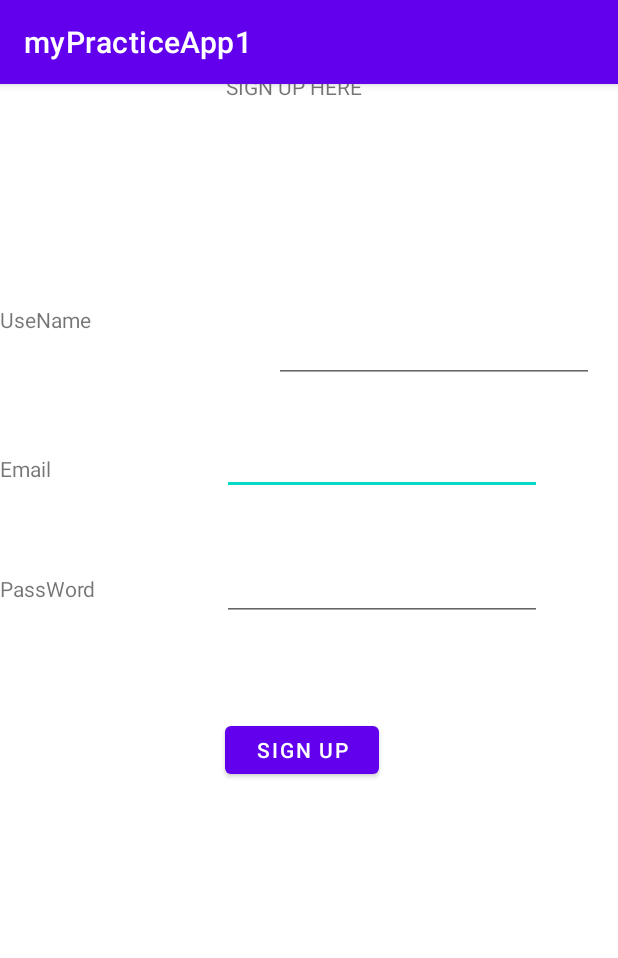
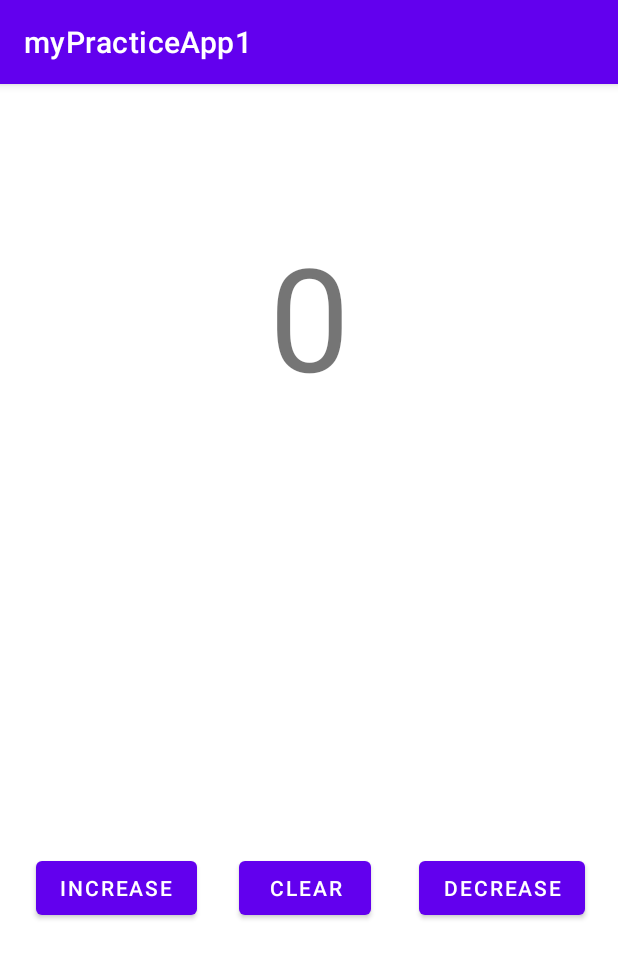
Before and after one commit to iqrasarwar/MobileComputingPractice, an Android app: the screen it shows after launch (MainActivity), on a phone screen of 412 x 824 dp. Shown: the top 958 px of the screen. Run offline under Robolectric (Android 15) with nearby library versions, the phone set to English and light mode, and no system bars; 1 statement that could not run was skipped.

Commit message:
counter app start

```diff
--- a/app/src/main/java/com/example/mypracticeapp1/MainActivity.java
+++ b/app/src/main/java/com/example/mypracticeapp1/MainActivity.java
@@ -19,8 +19,8 @@ public class MainActivity extends AppCompatActivity {
         super.onCreate(savedInstanceState);
         //setcontent view is used to load resources
 
-        setContentView(R.layout.activity_main);
-
+        //setContentView(R.layout.activity_main);
+        setContentView(R.layout.testlayout);
         //give button id to bind
         //if you miss the constraint the component will ove to the 0,0 location
         //give it the contraints from the design section
--- a/app/src/main/res/layout/activity_main.xml
+++ b/app/src/main/res/layout/activity_main.xml
@@ -5,7 +5,7 @@
     android:layout_width="match_parent"
     android:layout_height="match_parent"
     tools:context=".MainActivity">
-<!-- afaf: pakizgi
+    <!-- afaf: pakizgi
 ghana :
 
 ViewGroup-> 2 views -> button and ->textview
@@ -33,109 +33,72 @@ matchparent if both height and width are match parent it will occupy the whole s
         android:id="@+id/editTextTextEmailAddress2"
         android:layout_width="wrap_content"
         android:layout_height="wrap_content"
-        android:layout_marginStart="79dp"
-        android:layout_marginTop="1dp"
-        android:layout_marginEnd="16dp"
-        android:layout_marginBottom="19dp"
         android:ems="10"
         android:inputType="textEmailAddress"
-        app:layout_constraintBottom_toTopOf="@+id/editTextTextEmailAddress3"
-        app:layout_constraintEnd_toEndOf="parent"
-        app:layout_constraintStart_toEndOf="@+id/textView2"
-        app:layout_constraintTop_toBottomOf="@+id/editTextTextEmailAddress" />
+        tools:layout_editor_absoluteX="186dp"
+        tools:layout_editor_absoluteY="174dp" />
 
     <EditText
         android:id="@+id/editTextTextEmailAddress3"
         android:layout_width="wrap_content"
         android:layout_height="wrap_content"
-        android:layout_marginStart="49dp"
-        android:layout_marginTop="19dp"
-        android:layout_marginEnd="16dp"
-        android:layout_marginBottom="32dp"
         android:ems="10"
         android:inputType="textEmailAddress"
-        app:layout_constraintBottom_toTopOf="@+id/signup"
-        app:layout_constraintEnd_toEndOf="parent"
-        app:layout_constraintStart_toEndOf="@+id/textView3"
-        app:layout_constraintTop_toBottomOf="@+id/editTextTextEmailAddress2" />
+        tools:layout_editor_absoluteX="186dp"
+        tools:layout_editor_absoluteY="258dp" />
 
     <Button
         android:id="@+id/signup"
         android:layout_width="match_parent"
         android:layout_height="44dp"
-        android:layout_marginStart="150dp"
-        android:layout_marginTop="32dp"
-        android:layout_marginEnd="159dp"
-        android:layout_marginBottom="344dp"
         android:text="Sign Up"
-        app:layout_constraintBottom_toBottomOf="parent"
-        app:layout_constraintEnd_toEndOf="parent"
-        app:layout_constraintHorizontal_bias="0.0"
-        app:layout_constraintStart_toStartOf="parent"
-        app:layout_constraintTop_toBottomOf="@+id/editTextTextEmailAddress3"
-        app:layout_constraintVertical_bias="1.0" />
+        tools:layout_editor_absoluteX="150dp"
+        tools:layout_editor_absoluteY="366dp" />
 
     <EditText
         android:id="@+id/editTextTextEmailAddress"
         android:layout_width="wrap_content"
         android:layout_height="wrap_content"
-        android:layout_marginStart="53dp"
-        android:layout_marginTop="71dp"
-        android:layout_marginEnd="16dp"
-        android:layout_marginBottom="28dp"
+        android:layout_marginTop="48dp"
         android:ems="10"
         android:inputType="textEmailAddress"
-        app:layout_constraintBottom_toTopOf="@+id/editTextTextEmailAddress2"
-        app:layout_constraintEnd_toEndOf="parent"
-        app:layout_constraintHorizontal_bias="1.0"
-        app:layout_constraintStart_toEndOf="@+id/nameText"
-        app:layout_constraintTop_toBottomOf="@+id/textView4" />
+        app:layout_constraintTop_toBottomOf="@+id/textView4"
+        tools:layout_editor_absoluteX="186dp" />
+
+    <!--show baseline to align label with edit text-->
 
     <TextView
         android:id="@+id/nameText"
         android:layout_width="wrap_content"
         android:layout_height="wrap_content"
-        android:layout_marginTop="133dp"
-        android:layout_marginBottom="16dp"
+        android:layout_marginTop="48dp"
         android:text="UseName"
-        app:layout_constraintBottom_toTopOf="@+id/textView2"
-        app:layout_constraintTop_toTopOf="parent"
+        app:layout_constraintTop_toBottomOf="@+id/textView4"
         tools:layout_editor_absoluteX="72dp" />
 
     <TextView
         android:id="@+id/textView2"
         android:layout_width="wrap_content"
         android:layout_height="wrap_content"
-        android:layout_marginTop="50dp"
-        android:layout_marginBottom="16dp"
         android:text="Email"
-        app:layout_constraintBottom_toTopOf="@+id/textView3"
-        app:layout_constraintTop_toBottomOf="@+id/nameText"
-        tools:layout_editor_absoluteX="72dp" />
+        tools:layout_editor_absoluteX="72dp"
+        tools:layout_editor_absoluteY="162dp" />
 
     <TextView
         android:id="@+id/textView3"
         android:layout_width="wrap_content"
         android:layout_height="wrap_content"
-        android:layout_marginTop="31dp"
-        android:layout_marginBottom="408dp"
         android:text="PassWord"
-        app:layout_constraintBottom_toBottomOf="parent"
-        app:layout_constraintTop_toBottomOf="@+id/textView2"
-        tools:layout_editor_absoluteX="72dp" />
+        tools:layout_editor_absoluteX="72dp"
+        tools:layout_editor_absoluteY="266dp" />
 
     <TextView
         android:id="@+id/textView4"
         android:layout_width="wrap_content"
         android:layout_height="wrap_content"
-        android:layout_marginStart="150dp"
-        android:layout_marginTop="33dp"
-        android:layout_marginEnd="170dp"
-        android:layout_marginBottom="71dp"
         android:text="SIGN UP HERE"
-        app:layout_constraintBottom_toTopOf="@+id/editTextTextEmailAddress"
-        app:layout_constraintEnd_toEndOf="parent"
-        app:layout_constraintStart_toStartOf="parent"
-        app:layout_constraintTop_toTopOf="parent" />
+        android:textAppearance="@style/TextAppearance.AppCompat.Body2"
+        tools:layout_editor_absoluteX="150dp"
+        tools:layout_editor_absoluteY="33dp" />
 
 </androidx.constraintlayout.widget.ConstraintLayout>
--- /dev/null
+++ b/app/src/main/res/layout/testlayout.xml
@@ -0,0 +1,59 @@
+<?xml version="1.0" encoding="utf-8"?>
+<androidx.constraintlayout.widget.ConstraintLayout xmlns:android="http://schemas.android.com/apk/res/android"
+    xmlns:app="http://schemas.android.com/apk/res-auto"
+    xmlns:tools="http://schemas.android.com/tools"
+    android:layout_width="match_parent"
+    android:layout_height="match_parent"
+    android:textAlignment="center">
+        <!--
+        set id
+        set click listner
+        dont use string directly define it in string and then use it
+        -->
+    <TextView
+        android:id="@+id/count"
+        android:layout_width="367dp"
+        android:layout_height="390dp"
+        android:layout_marginStart="22dp"
+        android:layout_marginTop="90dp"
+        android:layout_marginEnd="22dp"
+        android:autoText="true"
+        android:text="0"
+        android:textAlignment="center"
+        android:textSize="96sp"
+        app:layout_constraintEnd_toEndOf="parent"
+        app:layout_constraintStart_toStartOf="parent"
+        app:layout_constraintTop_toTopOf="parent" />
+
+    <Button
+        android:id="@+id/button"
+        android:layout_width="wrap_content"
+        android:layout_height="wrap_content"
+        android:layout_marginStart="23dp"
+        android:layout_marginTop="32dp"
+        android:layout_marginEnd="27dp"
+        android:text="INCREASE"
+        app:layout_constraintEnd_toStartOf="@+id/button2"
+        app:layout_constraintStart_toStartOf="parent"
+        app:layout_constraintTop_toBottomOf="@+id/count" />
+
+    <Button
+        android:id="@+id/button2"
+        android:layout_width="wrap_content"
+        android:layout_height="wrap_content"
+        android:layout_marginTop="32dp"
+        android:layout_marginEnd="32dp"
+        android:text="CLEAR"
+        app:layout_constraintEnd_toStartOf="@+id/button4"
+        app:layout_constraintTop_toBottomOf="@+id/count" />
+
+    <Button
+        android:id="@+id/button4"
+        android:layout_width="wrap_content"
+        android:layout_height="wrap_content"
+        android:layout_marginTop="32dp"
+        android:layout_marginEnd="22dp"
+        android:text="DECREASE"
+        app:layout_constraintEnd_toEndOf="parent"
+        app:layout_constraintTop_toBottomOf="@+id/count" />
+</androidx.constraintlayout.widget.ConstraintLayout>
```
